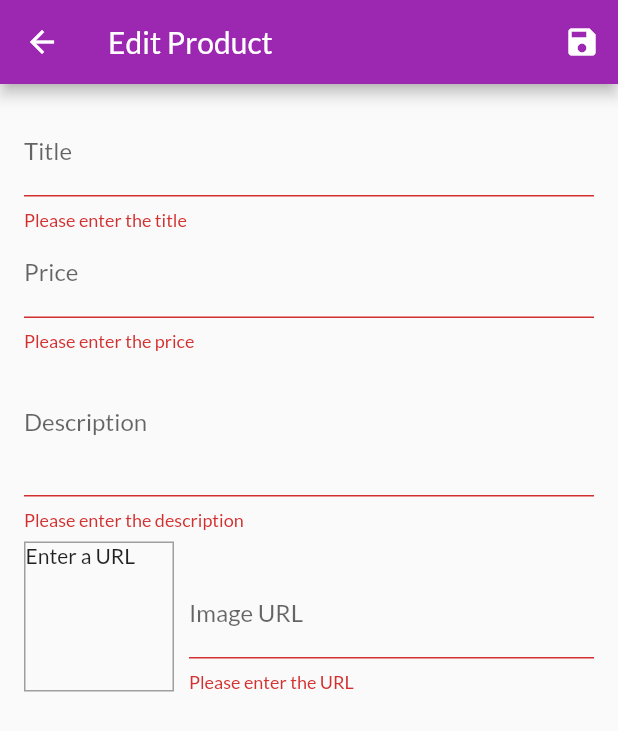
After one commit to Kurczaak/Shop-App, a Flutter app: the EditProductScreen screen opened by its route, after a tap on the "save" icon, on a phone screen of 412 x 824 dp. The commit adds this screen. Shown: the top 731 px of the screen. Run offline on Flutter 3.47's test engine with Material 2 defaults, Android fonts, the phone set to English and light mode, and no system bars; network calls fail.

Commit message:
Editing and adding products added

```diff
--- a/lib/main.dart
+++ b/lib/main.dart
@@ -8,6 +8,8 @@ import './providers/products_provider.dart';
 import './providers/cart.dart';
 import './providers/orders.dart';
 import './screens/orders_screen.dart';
+import './screens/user_products_screen.dart';
+import './screens/edit_product_screen.dart';
 
 void main() => runApp(MyApp());
 
@@ -38,6 +40,8 @@ class MyApp extends StatelessWidget {
           ProductDetailScreen.routeName: (ctx) => ProductDetailScreen(),
           CartScreen.routeName: (ctx) => CartScreen(),
           OrdersScreen.routeName: (ctx) => OrdersScreen(),
+          UserProductsScreen.routeName: (ctx) => UserProductsScreen(),
+          EditProductScreen.routeName: (ctx) => EditProductScreen(),
         },
       ),
     );
--- a/lib/providers/products_provider.dart
+++ b/lib/providers/products_provider.dart
@@ -50,7 +50,26 @@ class Products with ChangeNotifier {
   }
 
   void addProduct(Product product) {
-    _items.add(product);
+    final newProduct = Product(
+        description: product.description,
+        price: product.price,
+        imageUrl: product.imageUrl,
+        title: product.title,
+        id: DateTime.now().toString());
+    _items.add(newProduct);
+    notifyListeners();
+  }
+
+  void updateProduct(String id, Product newProduct) {
+    final prodIndx = _items.indexWhere((element) => element.id == id);
+    if (prodIndx >= 0) {
+      _items[prodIndx] = newProduct;
+      notifyListeners();
+    }
+  }
+
+  void deleteProduct(String id) {
+    _items.removeWhere((element) => element.id == id);
     notifyListeners();
   }
 }
--- /dev/null
+++ b/lib/screens/edit_product_screen.dart
@@ -0,0 +1,228 @@
+import 'package:flutter/material.dart';
+import 'package:provider/provider.dart';
+
+import '../providers/product.dart';
+import '../providers/products_provider.dart';
+
+class EditProductScreen extends StatefulWidget {
+  static const routeName = '/edit-product';
+  @override
+  _EditProductScreenState createState() => _EditProductScreenState();
+}
+
+class _EditProductScreenState extends State<EditProductScreen> {
+  final _priceFocusNode = FocusNode();
+  final _descriptionFocusNode = FocusNode();
+  final _imageUrlController = TextEditingController();
+  final _imageUrlFocusNode = FocusNode();
+  final _form = GlobalKey<FormState>();
+  var _editedProduct =
+      Product(id: null, title: '', price: 0, description: '', imageUrl: '');
+  Map<String, String> _initValues = {
+    'title': '',
+    'price': '',
+    'id': '',
+    'description': '',
+    'url': '',
+  };
+
+  var _initialized = false;
+  var _editing = false;
+
+  void _updateImageUrl() {
+    if (!_imageUrlFocusNode.hasFocus) {
+      setState(() {});
+    }
+  }
+
+  void _saveForm() {
+    final isValid = _form.currentState.validate();
+    if (isValid) {
+      _form.currentState.save();
+      if (!_editing)
+        Provider.of<Products>(context, listen: false)
+            .addProduct(_editedProduct);
+      else
+        Provider.of<Products>(context, listen: false)
+            .updateProduct(_initValues['id'], _editedProduct);
+      Navigator.of(context).pop();
+    }
+  }
+
+  @override
+  void initState() {
+    _imageUrlFocusNode.addListener(_updateImageUrl);
+    super.initState();
+  }
+
+  @override
+  void didChangeDependencies() {
+    if (!_initialized) {
+      final productId = ModalRoute.of(context).settings.arguments;
+      if (productId != null) {
+        _editing = true;
+        _editedProduct = Provider.of<Products>(context).findById(productId);
+        _initValues = {
+          'title': _editedProduct.title,
+          'price': _editedProduct.price.toString(),
+          'id': _editedProduct.id,
+          'description': _editedProduct.description,
+          'url': _editedProduct.imageUrl,
+        };
+      }
+      _imageUrlController.text = _editedProduct.imageUrl;
+      print(_editedProduct.id);
+    }
+    _initialized = true;
+    super.didChangeDependencies();
+  }
+
+  @override
+  void dispose() {
+    _imageUrlFocusNode.removeListener(_updateImageUrl);
+    _priceFocusNode.dispose();
+    _descriptionFocusNode.dispose();
+    _imageUrlController.dispose();
+    _imageUrlFocusNode.dispose();
+    super.dispose();
+  }
+
+  @override
+  Widget build(BuildContext context) {
+    return Scaffold(
+      appBar: AppBar(
+        title: Text('Edit Product'),
+        actions: [
+          IconButton(
+            icon: Icon(Icons.save),
+            onPressed: _saveForm,
+          )
+        ],
+      ),
+      body: Padding(
+        padding: const EdgeInsets.all(16.0),
+        child: Form(
+          key: _form,
+          child: ListView(
+            children: [
+              TextFormField(
+                initialValue: _initValues['title'],
+                decoration: InputDecoration(
+                  labelText: 'Title',
+                ),
+                validator: (value) {
+                  if (value.isEmpty) return 'Please enter the title';
+                  return null;
+                },
+                textInputAction: TextInputAction.next,
+                onFieldSubmitted: (_) {
+                  FocusScope.of(context).requestFocus(_priceFocusNode);
+                },
+                onSaved: (value) {
+                  _editedProduct = Product(
+                      title: value,
+                      description: _editedProduct.description,
+                      id: _editedProduct.id,
+                      imageUrl: _editedProduct.imageUrl,
+                      price: _editedProduct.price,
+                      isFavorite: _editedProduct.isFavorite);
+                },
+              ),
+              TextFormField(
+                  initialValue: _initValues['price'],
+                  decoration: InputDecoration(
+                    labelText: 'Price',
+                  ),
+                  textInputAction: TextInputAction.next,
+                  validator: (value) {
+                    if (value.isEmpty)
+                      return 'Please enter the price';
+                    else if (!value
+                        .contains(new RegExp(r'^\d{0,8}(\.\d{1,4})?$')))
+                      return 'Please enter a valid price';
+                    else if (double.parse(value) < 0)
+                      return 'Please enter a number greater than zero';
+                    return null;
+                  },
+                  keyboardType: TextInputType.number,
+                  focusNode: _priceFocusNode,
+                  onFieldSubmitted: (_) {
+                    FocusScope.of(context).requestFocus(_descriptionFocusNode);
+                  },
+                  onSaved: (value) {
+                    _editedProduct = Product(
+                        title: _editedProduct.title,
+                        description: _editedProduct.description,
+                        id: _editedProduct.id,
+                        imageUrl: _editedProduct.imageUrl,
+                        price: double.parse(value),
+                        isFavorite: _editedProduct.isFavorite);
+                  }),
+              TextFormField(
+                  initialValue: _initValues['description'],
+                  decoration: InputDecoration(
+                    labelText: 'Description',
+                  ),
+                  validator: (value) {
+                    if (value.isEmpty) return 'Please enter the description';
+                    return null;
+                  },
+                  maxLines: 3,
+                  focusNode: _descriptionFocusNode,
+                  keyboardType: TextInputType.multiline,
+                  onSaved: (value) {
+                    _editedProduct = Product(
+                        title: _editedProduct.title,
+                        description: value,
+                        id: _editedProduct.id,
+                        imageUrl: _editedProduct.imageUrl,
+                        price: _editedProduct.price,
+                        isFavorite: _editedProduct.isFavorite);
+                  }),
+              Row(
+                crossAxisAlignment: CrossAxisAlignment.end,
+                children: [
+                  Container(
+                    width: 100,
+                    height: 100,
+                    margin: EdgeInsets.only(top: 8, right: 10),
+                    decoration: BoxDecoration(
+                        border: Border.all(width: 1, color: Colors.grey)),
+                    child: _imageUrlController.text.isEmpty
+                        ? Text('Enter a URL')
+                        : FittedBox(
+                            child: Image.network(_imageUrlController.text,
+                                fit: BoxFit.cover),
+                          ),
+                  ),
+                  Expanded(
+                    child: TextFormField(
+                        validator: (value) {
+                          if (value.isEmpty) return 'Please enter the URL';
+                          return null;
+                        },
+                        decoration: InputDecoration(labelText: 'Image URL'),
+                        keyboardType: TextInputType.url,
+                        textInputAction: TextInputAction.done,
+                        controller: _imageUrlController,
+                        focusNode: _imageUrlFocusNode,
+                        onFieldSubmitted: (_) => _saveForm(),
+                        onSaved: (value) {
+                          _editedProduct = Product(
+                              title: _editedProduct.title,
+                              description: _editedProduct.description,
+                              id: _editedProduct.id,
+                              imageUrl: value,
+                              price: _editedProduct.price,
+                              isFavorite: _editedProduct.isFavorite);
+                        }),
+                  ),
+                ],
+              ),
+            ],
+          ),
+        ),
+      ),
+    );
+  }
+}
--- a/lib/widgets/products_grid.dart
+++ b/lib/widgets/products_grid.dart
@@ -3,7 +3,6 @@ import 'package:provider/provider.dart';
 
 import '../providers/products_provider.dart';
 import './product_item.dart';
-import '../providers/product.dart';
 
 class ProductsGrid extends StatelessWidget {
   final showFavs;
```
Also changed, not shown: lib/providers/cart.dart (+15 -0 lines), lib/screens/user_products_screen.dart (added, +44 -0 lines), lib/widgets/app_drawer.dart (+10 -1 lines), lib/widgets/cart_item.dart (+24 -1 lines), lib/widgets/product_item.dart (+16 -0 lines), lib/widgets/user_product_item.dart (added, +46 -0 lines).
